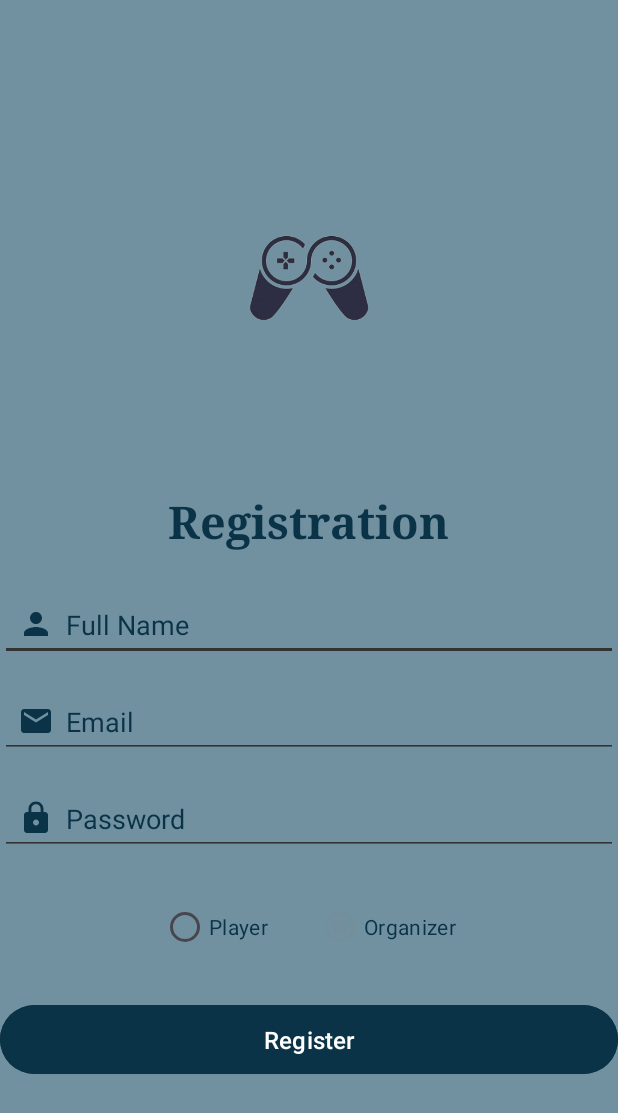
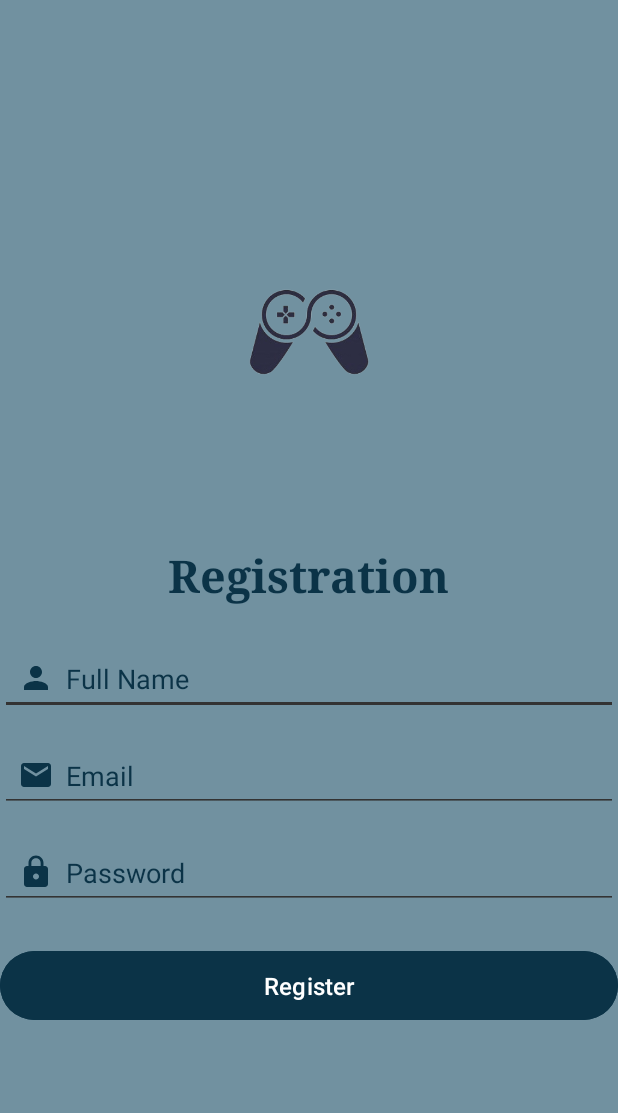
Before and after one commit to Muruj4/GameZone, an Android app: the Registration screen opened directly, with no data from a screen before it, on a phone screen of 412 x 824 dp. Shown: the top 1113 px of the screen. Run offline under Robolectric (Android 15) with nearby library versions, the phone set to English and light mode, and no system bars; our stand-ins replace Firebase (no records; nobody signed in at launch, a user with empty details on screens opened directly).

Commit message:
update to design

```diff
--- a/app/src/main/java/com/example/gamezone/MainActivity2.java
+++ b/app/src/main/java/com/example/gamezone/MainActivity2.java
@@ -36,7 +36,7 @@ public class MainActivity2 extends AppCompatActivity {
             return true;  // Item was handled
         });
 
-        // Set initial fragment (Optional: If you want to load a default fragment)
+
         if (savedInstanceState == null) {
             replaceFragment(new homeFragment());  // Default fragment on app start
         }
--- a/app/src/main/res/layout/activity_registration.xml
+++ b/app/src/main/res/layout/activity_registration.xml
@@ -77,33 +77,7 @@
         android:drawableStart="@drawable/password"
         android:drawablePadding="8dp" />
 
-<RadioGroup
-    android:id="@+id/rg_role"
-    android:layout_width="match_parent"
-    android:layout_height="wrap_content"
-    android:orientation="horizontal"
-    android:gravity="center"
-    android:layout_marginBottom="24dp">
-<RadioButton
-    android:id="@+id/rb_player"
-    android:layout_width="wrap_content"
-    android:layout_height="wrap_content"
-    android:text="Player"
-    android:textColor="#FF0B3347"
-    android:layout_marginEnd="32dp"
 
-     />
-
-    <RadioButton
-        android:id="@+id/rb_organizer"
-        android:layout_width="wrap_content"
-        android:layout_height="wrap_content"
-        android:text="Organizer"
-        android:textColor="#FF0B3347"
-        android:checked="true"
-        />
-
-</RadioGroup>
 
     <Button
         android:id="@+id/Register"
--- a/app/src/main/res/values/colors.xml
+++ b/app/src/main/res/values/colors.xml
@@ -5,6 +5,7 @@
 
     <color name="active_button_color">#FF0B3347</color> <!-- Active color, e.g., purple -->
     <color name="inactive_button_color">#4B626D</color> <!-- Inactive color, e.g., light gray -->
+    <color name="rb_inactive_button_color">#7191A0</color>
     <color name="primaryColor">#748E9B</color>
     <string name="category_icon">Category Icon</string>
 </resources>
```
Also changed, not shown: app/src/main/java/com/example/gamezone/Registration.java (+5 -9 lines), app/src/main/java/com/example/gamezone/homeFragment.java (+17 -3 lines).
